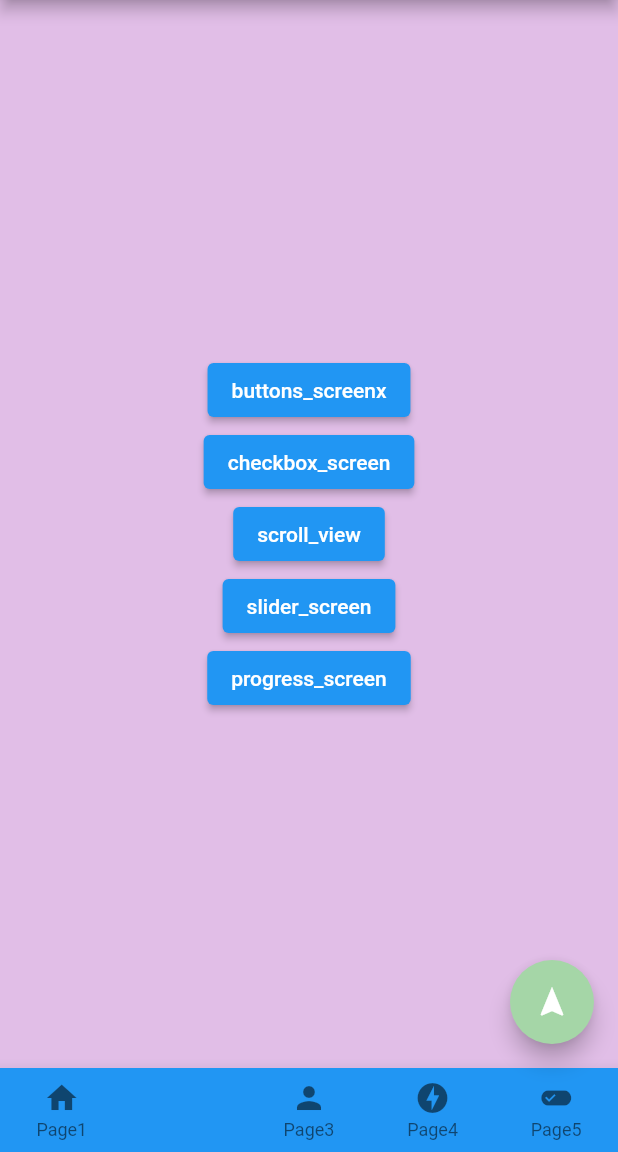
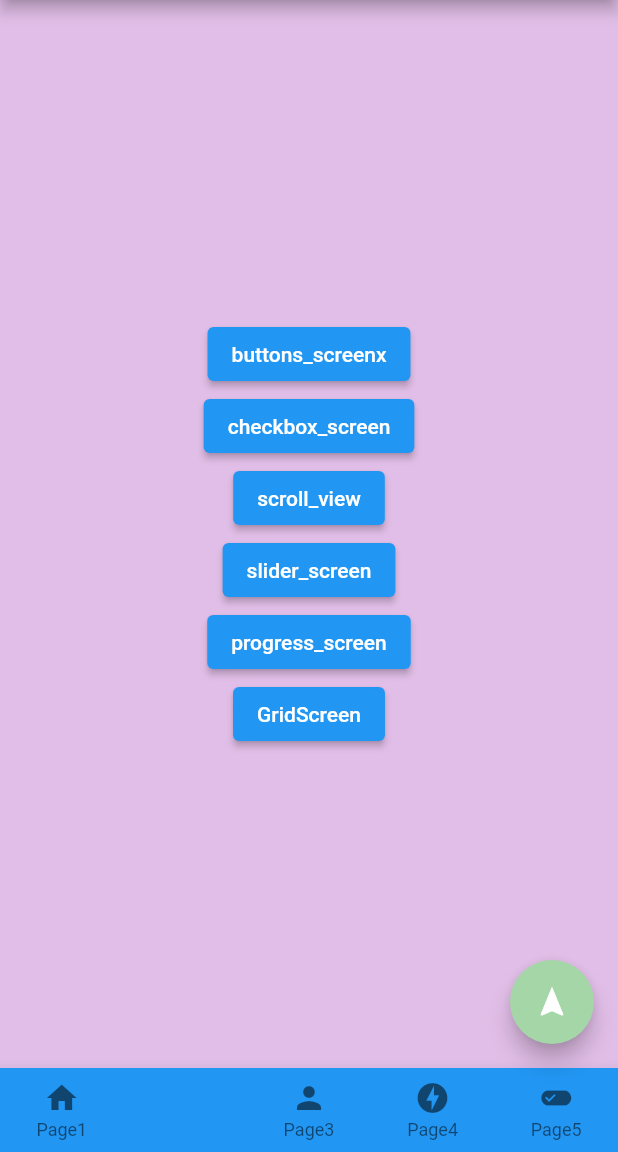
Before and after one commit to ramen2020/flutter_cheat, a Flutter app: the screen it shows after launch, item 2 of the bottom bar chosen, on a phone screen of 412 x 824 dp, the part 84-1236 px from its top. Run offline on Flutter 3.47's test engine with Material 2 defaults, Android fonts, the phone set to English and light mode, and no system bars.

Commit message:
gridへ遷移するように修正

```diff
--- a/lib/screen/page2_screen.dart
+++ b/lib/screen/page2_screen.dart
@@ -69,7 +69,17 @@ class Page2 extends StatelessWidget {
                         builder: (context) => ProgressScreen(),
                       ));
                 },
-              )
+              ),
+
+              ElevatedButton(
+                  child: Text('GridScreen'),
+                  onPressed: () {
+                    Navigator.push(
+                        context,
+                        MaterialPageRoute(
+                          builder: (context) => GridScreen(),
+                        ));
+                  }),
             ]));
   }
 }
```
